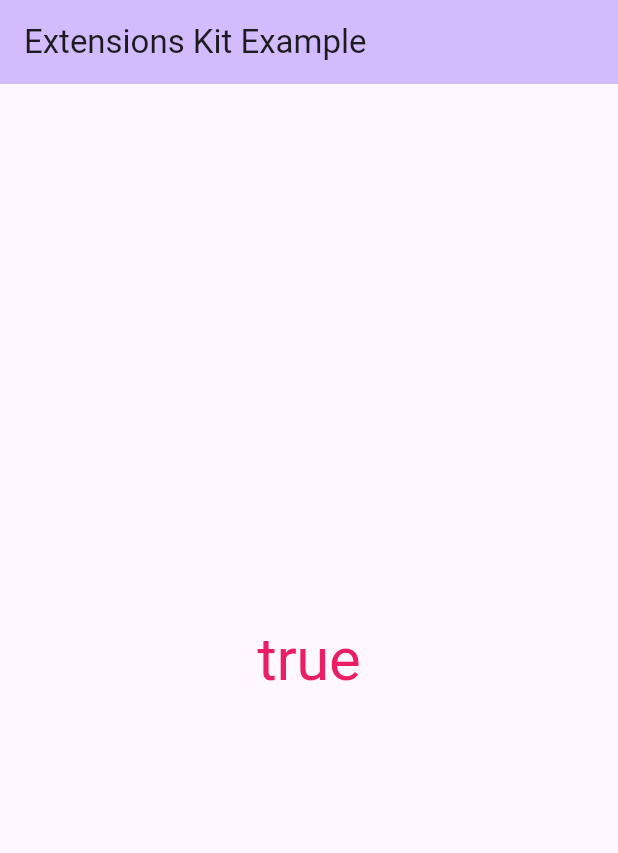
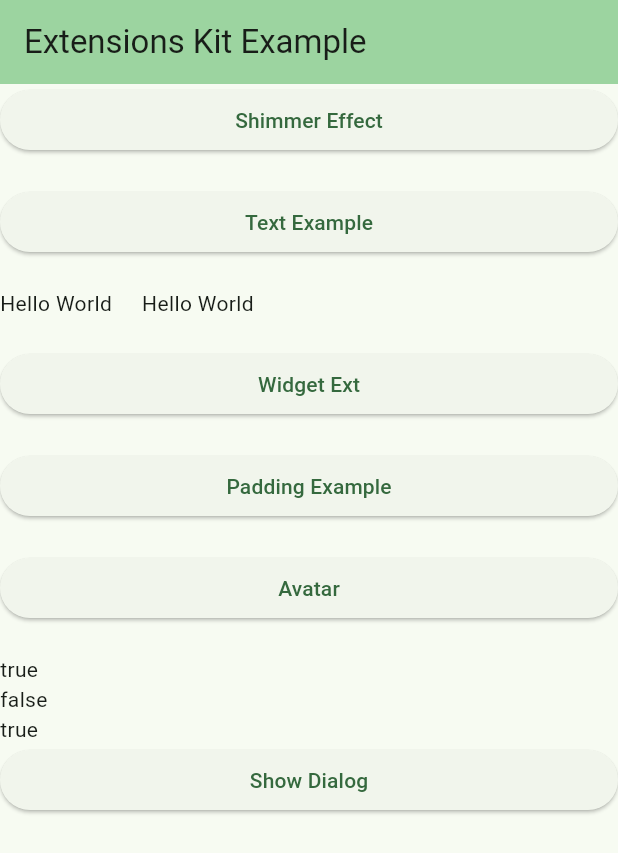
Before and after one commit to zainulabidin379/extensions_kit, a Flutter app: the screen it shows after launch, on a phone screen of 412 x 824 dp. Shown: the top 853 px of the screen. Run offline on Flutter 3.47's test engine with Material 3 defaults, Android fonts, the light colour scheme and no system bars.

Commit message:
updated example + readme

```diff
--- a/example/lib/main.dart
+++ b/example/lib/main.dart
@@ -1,8 +1,17 @@
 import 'package:extensions_kit/extensions_kit.dart';
 import 'package:flutter/material.dart';
 
+import './shimmer_example.dart';
+import './text_example.dart';
+import './avatar_example.dart';
+import './padding_example.dart';
+import './widget_example.dart';
+
 void main() {
-  runApp(const MyApp());
+  // Here we set the URL strategy for our web app.
+  // It is safe to call this function when running on mobile or desktop as well.
+  setPathUrlStrategy();
+  runApp(MyApp());
 }
 
 class MyApp extends StatelessWidget {
@@ -13,37 +22,119 @@ class MyApp extends StatelessWidget {
     return MaterialApp(
       title: 'Extensions Kit Example',
       theme: ThemeData(
-        colorScheme: ColorScheme.fromSeed(seedColor: Colors.deepPurple),
+        colorScheme: ColorScheme.fromSeed(seedColor: Ext.green600),
         useMaterial3: true,
       ),
-      home: const MyHomePage(title: 'Extensions Kit Example'),
+      home:  MyHomePage(title: 'Extensions Kit Example'),
     );
   }
 }
 
-class MyHomePage extends StatelessWidget {
-  const MyHomePage({super.key, required this.title});
+class MyHomePage extends StatefulWidget {
+   MyHomePage({super.key, required this.title});
 
   final String title;
+
+  @override
+  State<MyHomePage> createState() => _MyHomePageState();
+}
+
+class _MyHomePageState extends State<MyHomePage> {
+ DateTime dateTime = DateTime.now();
 
   @override
   Widget build(BuildContext context) {
     return Scaffold(
       appBar: AppBar(
         backgroundColor: Theme.of(context).colorScheme.inversePrimary,
-        title: Text(title),
+        title: Text(widget.title),
       ),
-      body: Center(
-        child: Column(
-          mainAxisAlignment: MainAxisAlignment.center,
-          children: <Widget>[
-            Text(
-              234.between(76, 500).toString(),
-              style: context.textStyles.displayLarge.size40
-                  .applyColor(Colors.pink),
-            ),
-          ],
-        ),
+      body: ListView(
+        children: [
+              /// Shimmer Effect
+              ElevatedButton(
+                  onPressed: () {
+                    context.push(ShimmerEffectExample());
+                  },
+                  child: Text('Shimmer Effect')),
+
+              20.0.heightBox,
+
+              /// Text Theme Extensions
+              ElevatedButton(
+                  onPressed: () {
+                    context.push(TextExample());
+                  },
+                  child: Text('Text Example')),
+
+              ///SizeBox Extensions
+              20.0.heightBox,
+              20.0.widthBox,
+
+              Row(
+                children: [
+                  Text(
+                    'Hello World',
+                  ),
+                  20.0.widthBox,
+                  Text(
+                    'Hello World',
+                  )
+                ],
+              ),
+
+              20.0.heightBox,
+
+              /// Widget Extensions
+              ElevatedButton(
+                  onPressed: () {
+                    context.push(WidgetExample());
+                  },
+                  child: Text('Widget Ext')),
+
+              20.0.heightBox,
+
+              ///Padding Extensions
+              ElevatedButton(
+                  onPressed: () {
+                    context.push(PaddingExample());
+                  },
+                  child: Text('Padding Example')),
+
+              20.0.heightBox,
+
+              ///Avatar
+              ElevatedButton(
+                  onPressed: () {
+                    context.push(AvatarExample());
+                  },
+                  child: Text('Avatar')),
+
+              20.0.heightBox,
+
+              ///Date Extensions
+              Text('${dateTime.isToday}'),
+              Text('${dateTime.isFirstDayOfMonth}'),
+              Text('${dateTime.isSameDay(dateTime)}'),
+
+              ///Platform Extension
+              if (Ext.isWeb)
+                Text(
+                  'Hello World',
+                ).padAll(10.0),
+
+              ///Show Platform dialog
+              ElevatedButton(
+                  onPressed: () {
+                    context.showAlertDialog(
+                        title: 'title',
+                        message: 'message',
+                        cancelButtonTitle: 'ok',
+                        cancelTitleColor: Colors.green,
+                        fontSize: 20);
+                  },
+                  child: Text('Show Dialog')),
+        ],
       ),
     );
   }
--- /dev/null
+++ b/example/lib/padding_example.dart
@@ -0,0 +1,31 @@
+import 'package:extensions_kit/extensions_kit.dart';
+import 'package:flutter/material.dart';
+
+class PaddingExample extends StatelessWidget {
+  const PaddingExample({Key? key}) : super(key: key);
+
+  @override
+  Widget build(BuildContext context) {
+    return Scaffold(
+      appBar: AppBar(
+        title: Text('Padding Ext'),
+      ),
+      body: Column(
+        children: [
+          Text(
+            'Hello World',
+          ).padSymmetric(horizontal: 2.0, vertical: 5.0),
+          Text(
+            'Hello World',
+          ).padAll(10.0),
+          Padding(
+            padding: 15.padVert(),
+            child: Text(
+              'Hello World',
+            ),
+          )
+        ],
+      ),
+    );
+  }
+}
--- /dev/null
+++ b/example/lib/text_example.dart
@@ -0,0 +1,42 @@
+import 'package:flutter/material.dart';
+import 'package:extensions_kit/extensions_kit.dart';
+
+class TextExample extends StatelessWidget {
+  const TextExample({Key? key}) : super(key: key);
+
+  @override
+  Widget build(BuildContext context) {
+    return Scaffold(
+      appBar: AppBar(
+        title: Text('Text Example'),
+      ),
+      body: Center(
+        child: Column(
+          children: [
+            //Text Extensions
+            Text(
+              'Hello World',
+              style: context.textStyles.displayLarge.bold,
+            ),
+            Text(
+              'Hello World',
+              style: context.textStyles.headlineLarge.semiBold,
+            ),
+            Text(
+              'Hello World',
+              style: context.textStyles.bodyLarge.regular,
+            ),
+            Text('Hello World', style: context.textStyles.bodyLarge),
+            Text(
+              'Hello World',
+              style: context.textStyles.bodySmall.thin,
+            ),
+
+            /// Text Widget
+            Text('Hello World').bold().fontSize(25).italic(),
+          ],
+        ),
+      ),
+    );
+  }
+}
--- a/lib/src/padding_ext.dart
+++ b/lib/src/padding_ext.dart
@@ -55,4 +55,17 @@ extension PaddingExtension on Widget {
             EdgeInsets.only(bottom: bottom, top: top, left: left, right: right),
         child: this,
       );
+
+  /// Padding Symmetric
+  Widget padSymmetric({
+    double horizontal = 0,
+    double vertical = 0,
+  }) =>
+      Padding(
+        padding: EdgeInsets.symmetric(
+          horizontal: horizontal,
+          vertical: vertical,
+        ),
+        child: this,
+      );
 }
```
Also changed, not shown: example/lib/avatar_example.dart (added, +95 -0 lines), example/lib/shimmer_example.dart (added, +66 -0 lines), example/lib/widget_example.dart (added, +34 -0 lines), 1 other file.
